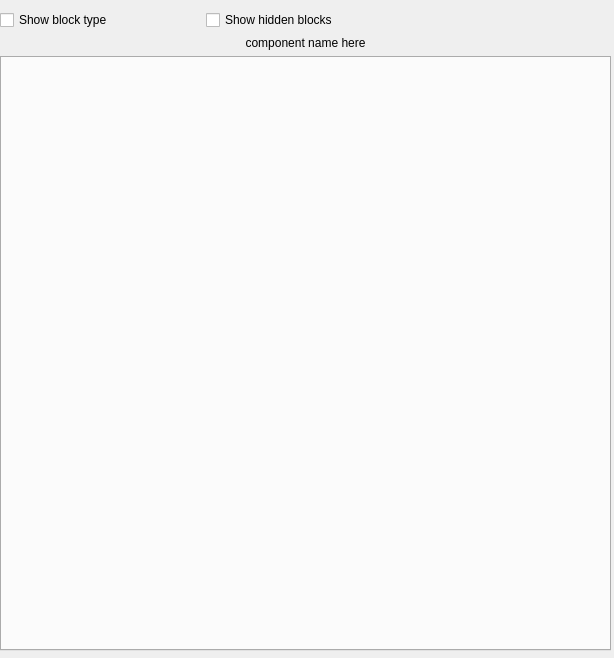
This is umbrello/dialogs/codeviewerdialogbase.ui in KDE/umbrello as Qt 5 draws it before an edit. The edited form follows.
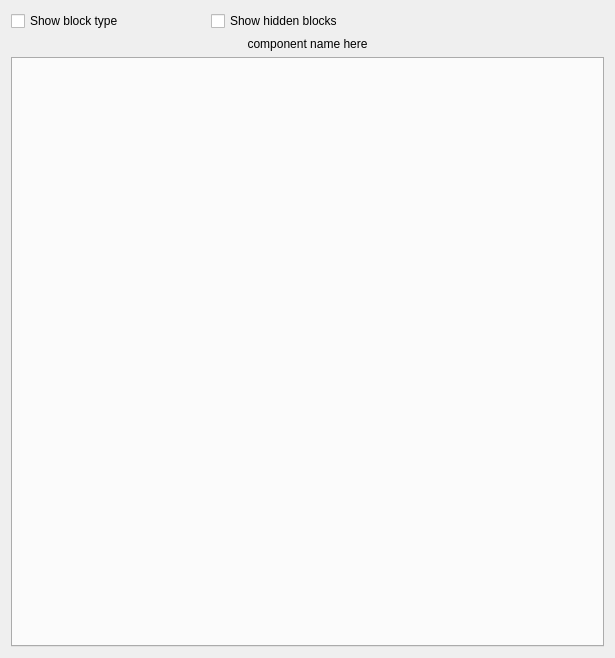
This is the edited form.

The edit to the form file:
```diff
--- a/umbrello/dialogs/codeviewerdialogbase.ui
+++ b/umbrello/dialogs/codeviewerdialogbase.ui
@@ -5,19 +5,12 @@
    <rect>
     <x>0</x>
     <y>0</y>
-    <width>614</width>
+    <width>615</width>
     <height>658</height>
    </rect>
   </property>
-  <widget class="QWidget" name="verticalLayout" >
-   <property name="geometry" >
-    <rect>
-     <x>0</x>
-     <y>10</y>
-     <width>611</width>
-     <height>641</height>
-    </rect>
-   </property>
+  <layout class="QVBoxLayout" >
+   <item>
    <layout class="QVBoxLayout" >
     <item>
      <layout class="QGridLayout" >
@@ -63,7 +56,8 @@
      <widget class="QTabWidget" name="m_tabWidget" />
     </item>
    </layout>
-  </widget>
+   </item>
+  </layout>
  </widget>
  <resources/>
  <connections/>
```
Lines whose indentation alone changed are shown as unchanged.
